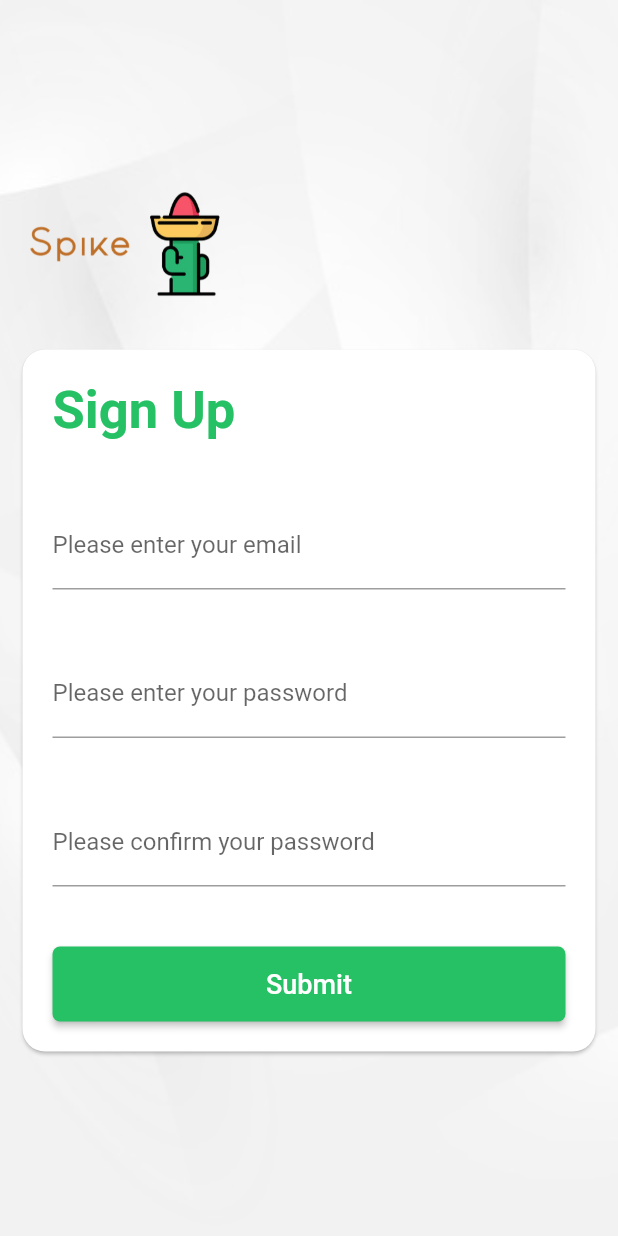
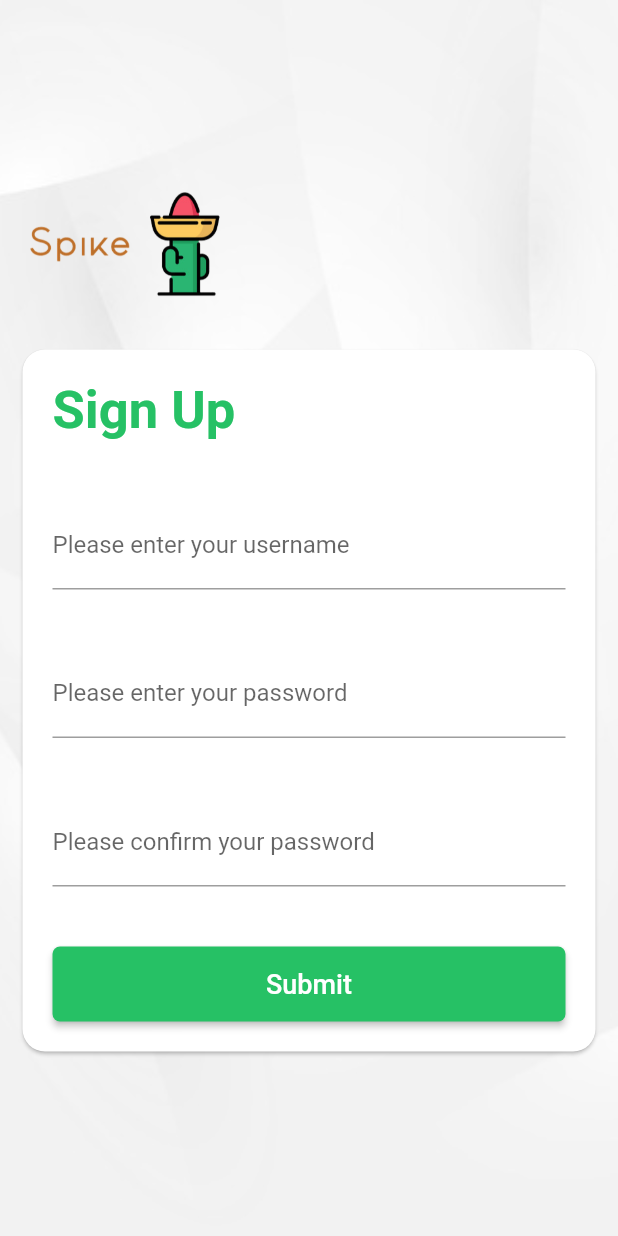
Before and after one commit to SalimVazquez/spike, a Flutter app: the Register screen opened by its route, after a tap on "Submit", on a phone screen of 412 x 824 dp. Run offline on Flutter 3.47's test engine with Material 2 defaults, Android fonts, the phone set to English and light mode, and no system bars; our stand-ins replace dio; network calls fail.

Commit message:
User register added

```diff
--- a/lib/src/models/User.dart
+++ b/lib/src/models/User.dart
@@ -15,6 +15,8 @@ class User {
       this._phone,
       this._address,
       this._created]); // params optionals
+
+  User.forRegistration(this._token);
 
   @override
   String toString() {
--- a/lib/src/pages/register.dart
+++ b/lib/src/pages/register.dart
@@ -2,7 +2,7 @@ import 'package:flutter/material.dart';
 import 'package:spike/src/services/api.dart';
 
 class Register extends StatelessWidget {
-  final _email = TextEditingController();
+  final _username = TextEditingController();
   final _pwd = TextEditingController();
   final _pwdCfd = TextEditingController();
   @override
@@ -48,9 +48,9 @@ class Register extends StatelessWidget {
                       Padding(
                         padding: EdgeInsets.all(20.0),
                         child: TextField(
-                          controller: _email,
+                          controller: _username,
                           decoration: InputDecoration(
-                              labelText: 'Please enter your email'),
+                              labelText: 'Please enter your username'),
                         ),
                       ),
                       Padding(
@@ -80,9 +80,13 @@ class Register extends StatelessWidget {
                             shape: new RoundedRectangleBorder(
                                 borderRadius: new BorderRadius.circular(5.0)),
                             onPressed: () {
-                              API _api = new API();
-                              _api.register(context,
-                                  email: _email.text, password: _pwd.text);
+                              if (verifiedPwd(_pwd.text, _pwdCfd.text)) {
+                                API _api = new API();
+                                _api.register(context,
+                                    username: _username.text,
+                                    password: _pwd.text);
+                              } else
+                                print('Error contraseñas no coinciden');
                             },
                             textColor: Colors.white,
                             child: Text(
@@ -103,4 +107,9 @@ class Register extends StatelessWidget {
       ),
     );
   }
+
+  bool verifiedPwd(String text, String text2) {
+    bool aux = (text == text2) ? true : false;
+    return aux;
+  }
 }
--- a/lib/src/services/api.dart
+++ b/lib/src/services/api.dart
@@ -8,23 +8,19 @@ class API {
 
   Future<void> register(
     BuildContext context, {
-    @required String email,
+    @required String username,
     @required String password,
   }) async {
     try {
-      final Response response = await this._dio.post(api + "/register",
-          data: {"email": email, "password": password});
-      if (response.statusCode == 200) {
-        User user = User(
-            response.data['data']['id'],
-            response.data['data']['email'],
-            response.data['data']['password'],
-            response.data['token'],
-            response.data['data']['name'],
-            response.data['data']['last_name'],
-            response.data['data']['age'],
-            null,
-            response.data['data']['address']);
+      final Response response = await this._dio.post(api + "/registration/",
+          data: {
+            "username": username,
+            "password1": password,
+            "password2": password
+          });
+      if (response.statusCode == 201) {
+        User user = User.forRegistration(response.data['key']);
+        print('Register OK!');
         Navigator.pushNamed(context, '/dashboard', arguments: user);
       }
     } catch (e) {
```
